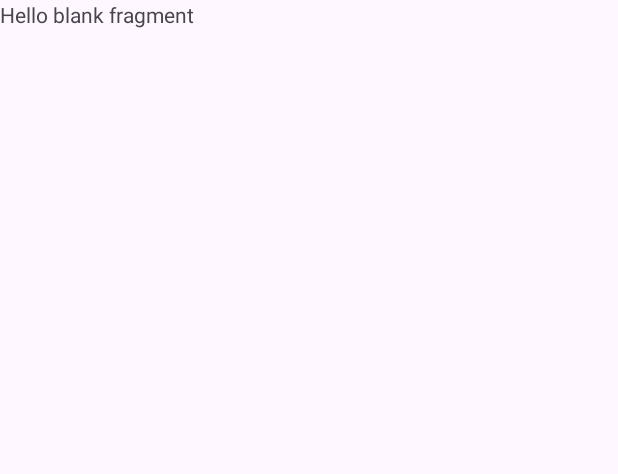
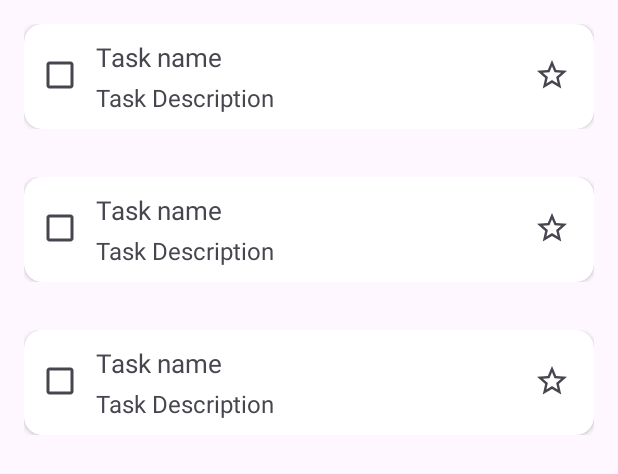
Before and after one commit to VineetPN/Tasks-Application, an Android app: the layout fragment_tasks.xml on its own in the app's theme, with its tools: preview values and no code run, on a phone screen of 412 x 824 dp. Shown: the top 474 px of the screen. Run offline under Robolectric (Android 15) with nearby library versions, the phone set to English and light mode, and no system bars.

```diff
--- /dev/null
+++ b/app/src/main/res/drawable/ic_complete_star.xml
@@ -0,0 +1,5 @@
+<vector android:height="24dp" android:tint="#695193"
+    android:viewportHeight="24" android:viewportWidth="24"
+    android:width="24dp" xmlns:android="http://schemas.android.com/apk/res/android">
+    <path android:fillColor="@android:color/white" android:pathData="M12,17.27L18.18,21l-1.64,-7.03L22,9.24l-7.19,-0.61L12,2 9.19,8.63 2,9.24l5.46,4.73L5.82,21z"/>
+</vector>
--- /dev/null
+++ b/app/src/main/res/drawable/ic_notes.xml
@@ -0,0 +1,5 @@
+<vector android:autoMirrored="true" android:height="24dp"
+    android:tint="#000000" android:viewportHeight="24"
+    android:viewportWidth="24" android:width="24dp" xmlns:android="http://schemas.android.com/apk/res/android">
+    <path android:fillColor="@android:color/white" android:pathData="M3,18h12v-2L3,16v2zM3,6v2h18L21,6L3,6zM3,13h18v-2L3,11v2z"/>
+</vector>
--- /dev/null
+++ b/app/src/main/res/drawable/ic_star.xml
@@ -0,0 +1,5 @@
+<vector android:height="24dp" android:tint="#000000"
+    android:viewportHeight="24" android:viewportWidth="24"
+    android:width="24dp" xmlns:android="http://schemas.android.com/apk/res/android">
+    <path android:fillColor="@android:color/white" android:pathData="M22,9.24l-7.19,-0.62L12,2 9.19,8.63 2,9.24l5.46,4.73L5.82,21 12,17.27 18.18,21l-1.63,-7.03L22,9.24zM12,15.4l-3.76,2.27 1,-4.28 -3.32,-2.88 4.38,-0.38L12,6.1l1.71,4.04 4.38,0.38 -3.32,2.88 1,4.28L12,15.4z"/>
+</vector>
--- /dev/null
+++ b/app/src/main/res/drawable/selected_start_checkbox.xml
@@ -0,0 +1,5 @@
+<?xml version="1.0" encoding="utf-8"?>
+<selector xmlns:android="http://schemas.android.com/apk/res/android">
+    <item android:state_checked="true" android:drawable="@drawable/ic_complete_star"/>
+    <item android:drawable="@drawable/ic_star"/>
+</selector>
--- a/app/src/main/res/layout/fragment_tasks.xml
+++ b/app/src/main/res/layout/fragment_tasks.xml
@@ -3,12 +3,17 @@
     xmlns:tools="http://schemas.android.com/tools"
     android:layout_width="match_parent"
     android:layout_height="match_parent"
+    xmlns:app="http://schemas.android.com/apk/res-auto"
     tools:context=".TasksFragment">
 
 
-    <TextView
+    <androidx.recyclerview.widget.RecyclerView
+        android:id="@+id/recycler_view"
         android:layout_width="match_parent"
         android:layout_height="match_parent"
-        android:text="@string/hello_blank_fragment" />
+        app:layoutManager="androidx.recyclerview.widget.LinearLayoutManager"
+        tools:listitem="@layout/single_task_for_recycler_view">
+
+    </androidx.recyclerview.widget.RecyclerView>
 
 </FrameLayout>
--- /dev/null
+++ b/app/src/main/res/layout/single_task_for_recycler_view.xml
@@ -0,0 +1,73 @@
+<?xml version="1.0" encoding="utf-8"?>
+<androidx.constraintlayout.widget.ConstraintLayout xmlns:android="http://schemas.android.com/apk/res/android"
+    xmlns:app="http://schemas.android.com/apk/res-auto"
+    xmlns:tools="http://schemas.android.com/tools"
+    android:layout_width="match_parent"
+    android:layout_height="wrap_content"
+    android:padding="16dp">
+
+    <androidx.cardview.widget.CardView
+        android:id="@+id/card_view"
+        android:layout_width="match_parent"
+        android:layout_height="wrap_content"
+        android:elevation="0dp"
+        app:cardCornerRadius="12dp"
+        app:layout_constraintStart_toStartOf="parent"
+        app:layout_constraintTop_toTopOf="parent">
+
+        <androidx.constraintlayout.widget.ConstraintLayout
+            android:layout_width="match_parent"
+            android:layout_height="match_parent"
+            android:paddingTop="10dp"
+            android:paddingBottom="10dp">
+
+            <com.google.android.material.checkbox.MaterialCheckBox
+                android:id="@+id/check_box"
+                android:layout_width="wrap_content"
+                android:layout_height="wrap_content"
+                app:layout_constraintStart_toStartOf="parent"
+                app:layout_constraintTop_toTopOf="parent"/>
+
+
+            <TextView
+                android:id="@+id/text_view_task_in_recyclerview"
+                android:layout_width="wrap_content"
+                android:layout_height="wrap_content"
+                android:textSize="17sp"
+                app:layout_constraintStart_toEndOf="@id/check_box"
+                app:layout_constraintTop_toTopOf="parent"
+                tools:text="Task name" />
+
+            <CheckBox
+                android:id="@+id/check_box_starred"
+                android:layout_width="wrap_content"
+                android:layout_height="wrap_content"
+                android:layout_marginLeft="2dp"
+                android:button="@drawable/selected_start_checkbox"
+                android:src="@drawable/ic_complete_star"
+                android:visibility="visible"
+                app:layout_constraintEnd_toEndOf="parent"
+                android:layout_marginRight="4dp"
+                app:layout_constraintTop_toTopOf="@id/text_view_task_in_recyclerview"
+                tools:visibility="visible" />
+
+            <TextView
+
+                android:id="@+id/text_view_description_in_recyclerview"
+                android:layout_width="wrap_content"
+                android:layout_height="wrap_content"
+                android:layout_marginTop="4dp"
+                android:text="Task description"
+                android:textSize="16sp"
+                android:visibility="gone"
+                app:layout_constraintStart_toStartOf="@id/text_view_task_in_recyclerview"
+                app:layout_constraintTop_toBottomOf="@id/text_view_task_in_recyclerview"
+                tools:text="Task Description"
+                tools:visibility="visible" />
+
+        </androidx.constraintlayout.widget.ConstraintLayout>
+
+
+    </androidx.cardview.widget.CardView>
+
+</androidx.constraintlayout.widget.ConstraintLayout>
--- a/build.gradle.kts
+++ b/build.gradle.kts
@@ -2,4 +2,5 @@
 plugins {
     id("com.android.application") version "8.1.4" apply false
     id("org.jetbrains.kotlin.android") version "1.9.0" apply false
+    id("com.google.devtools.ksp") version "1.9.0-1.0.13" apply false
 }
```
Also changed, not shown: app/build.gradle.kts (+12 -0 lines), app/src/main/java/com/vineet/tasks/GetItDoneDatabase.kt (added, +25 -0 lines), app/src/main/java/com/vineet/tasks/IGetItDoneCommunicator.kt (added, +23 -0 lines), app/src/main/java/com/vineet/tasks/MainActivity.kt (+77 -13 lines), app/src/main/java/com/vineet/tasks/RecyclerViewTasksAdapter.kt (added, +49 -0 lines), app/src/main/java/com/vineet/tasks/Task.kt (added, +15 -0 lines), app/src/main/java/com/vineet/tasks/TasksFragment.kt (+20 -0 lines), app/src/main/res/layout/dialog_add_task.xml (+60 -12 lines), app/src/main/res/layout/tasks_recycler_view.xml (added, +22 -0 lines).
